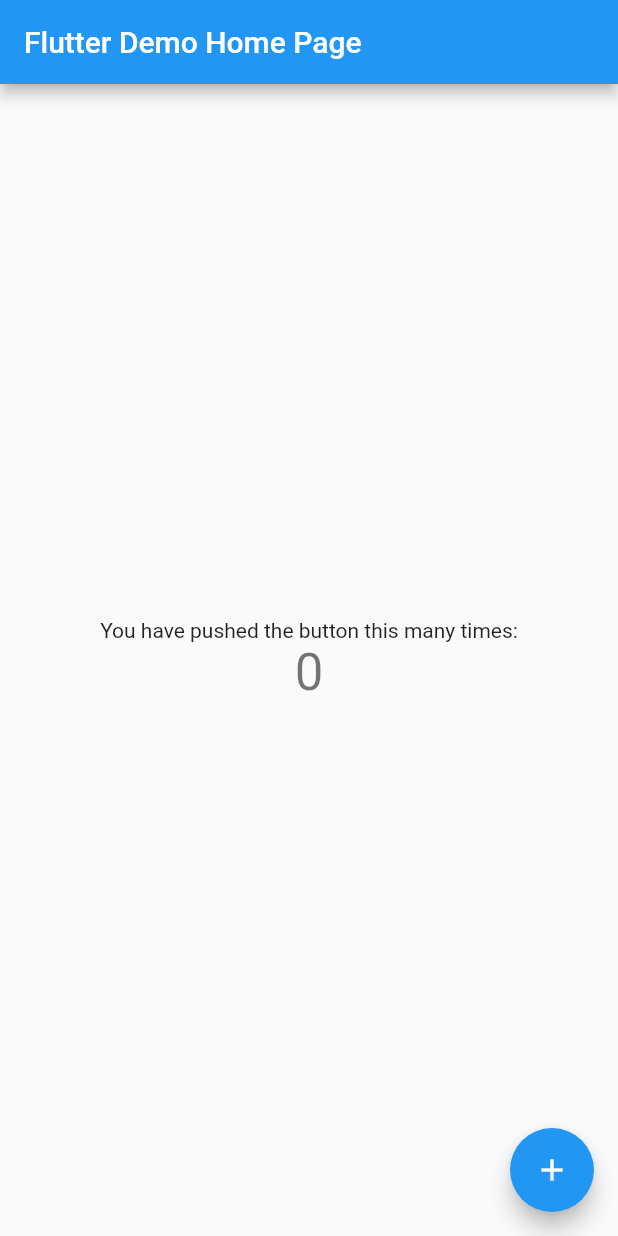
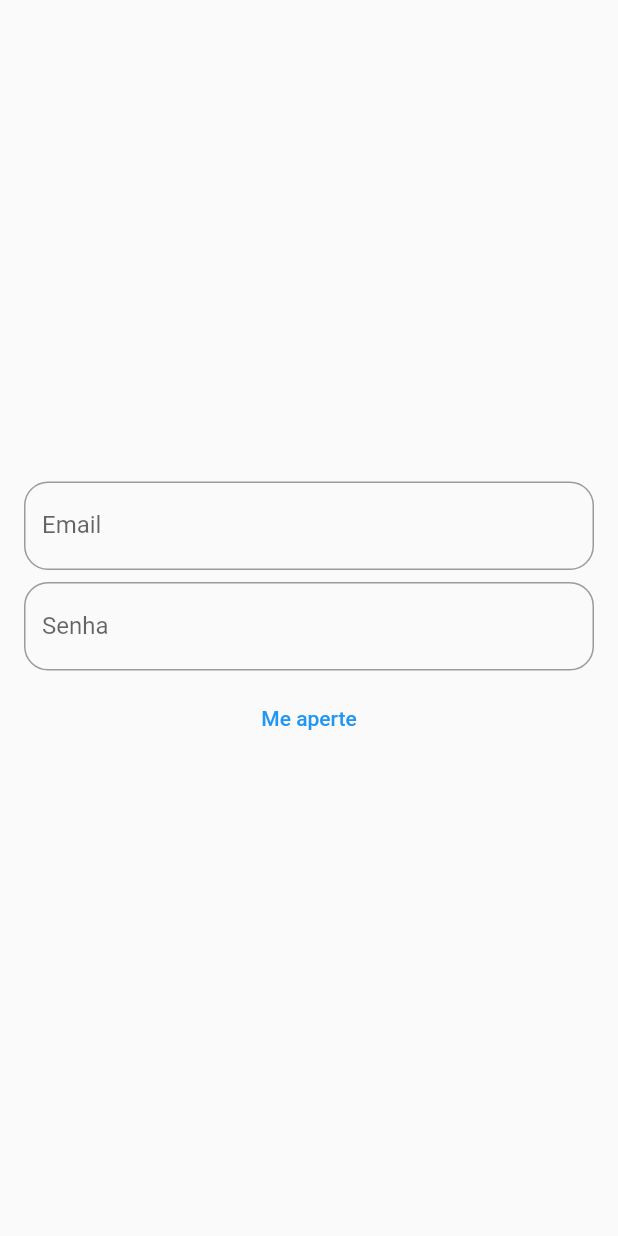
Before and after one commit to ElexandroTorres/Movie-App-Flutter, a Flutter app: the screen it shows after launch, on a phone screen of 412 x 824 dp. Run offline on Flutter 3.47's test engine with Material 2 defaults, Android fonts, the phone set to English and light mode, and no system bars.

Commit message:
simple login page ui

```diff
--- /dev/null
+++ b/lib/app/login/ui/login_page.dart
@@ -0,0 +1,78 @@
+import 'package:flutter/material.dart';
+import 'package:flutter/services.dart';
+import 'package:flutter/src/foundation/key.dart';
+import 'package:flutter/src/widgets/framework.dart';
+
+class LoginPage extends StatelessWidget {
+  const LoginPage({Key? key}) : super(key: key);
+
+  @override
+  Widget build(BuildContext context) {
+    return Scaffold(
+      body: Container(
+        padding: const EdgeInsets.all(16.0),
+        child: Form(
+          child: Column(
+            mainAxisAlignment: MainAxisAlignment.center,
+            children: [
+              TextFormField(
+                decoration: InputDecoration(
+                  fillColor: Colors.black,
+                  hintText: 'Digite o seu email',
+                  labelText: 'Email',
+                  border: OutlineInputBorder(
+                    borderRadius: BorderRadius.circular(16),
+                    borderSide: BorderSide(
+                      color: Colors.yellow,
+                      width: 2.0,
+                      style: BorderStyle.solid,
+                    ),
+                  ),
+                  focusedBorder: OutlineInputBorder(
+                    borderRadius: BorderRadius.circular(16),
+                    borderSide: BorderSide(
+                      color: Colors.yellow,
+                      width: 2.0,
+                      style: BorderStyle.solid,
+                    ),
+                  ),
+                ),
+                keyboardType: TextInputType.emailAddress,
+              ),
+              const SizedBox(height: 8.0),
+              TextFormField(
+                decoration: InputDecoration(
+                  fillColor: Colors.black,
+                  hintText: 'Digite a sua senha',
+                  labelText: 'Senha',
+                  border: OutlineInputBorder(
+                    borderRadius: BorderRadius.circular(16),
+                    borderSide: BorderSide(
+                      color: Colors.yellow,
+                      width: 2.0,
+                      style: BorderStyle.solid,
+                    ),
+                  ),
+                  focusedBorder: OutlineInputBorder(
+                    borderRadius: BorderRadius.circular(16),
+                    borderSide: BorderSide(
+                      color: Colors.yellow,
+                      width: 2.0,
+                      style: BorderStyle.solid,
+                    ),
+                  ),
+                ),
+                obscureText: true,
+              ),
+              const SizedBox(height: 8.0),
+              TextButton(
+                onPressed: () {},
+                child: Text('Me aperte'),
+              ),
+            ],
+          ),
+        ),
+      ),
+    );
+  }
+}
--- a/lib/main.dart
+++ b/lib/main.dart
@@ -1,66 +1,20 @@
 import 'package:flutter/material.dart';
+import 'package:movie_app_flutter/app/login/ui/login_page.dart';
 
 void main() {
-  runApp(const MyApp());
+  runApp(const MovieAppFlutter());
 }
 
-class MyApp extends StatelessWidget {
-  const MyApp({Key? key}) : super(key: key);
+class MovieAppFlutter extends StatelessWidget {
+  const MovieAppFlutter({Key? key}) : super(key: key);
   @override
   Widget build(BuildContext context) {
     return MaterialApp(
-      title: 'Flutter Demo',
+      title: 'Movie App Flutter',
       theme: ThemeData(
         primarySwatch: Colors.blue,
       ),
-      home: const MyHomePage(title: 'Flutter Demo Home Page'),
+      home: const LoginPage(),
     );
   }
 }
-
-class MyHomePage extends StatefulWidget {
-  const MyHomePage({Key? key, required this.title}) : super(key: key);
-
-  final String title;
-
-  @override
-  State<MyHomePage> createState() => _MyHomePageState();
-}
-
-class _MyHomePageState extends State<MyHomePage> {
-  int _counter = 0;
-
-  void _incrementCounter() {
-    setState(() {
-      _counter++;
-    });
-  }
-
-  @override
-  Widget build(BuildContext context) {
-    return Scaffold(
-      appBar: AppBar(
-        title: Text(widget.title),
-      ),
-      body: Center(
-        child: Column(
-          mainAxisAlignment: MainAxisAlignment.center,
-          children: <Widget>[
-            const Text(
-              'You have pushed the button this many times:',
-            ),
-            Text(
-              '$_counter',
-              style: Theme.of(context).textTheme.headline4,
-            ),
-          ],
-        ),
-      ),
-      floatingActionButton: FloatingActionButton(
-        onPressed: _incrementCounter,
-        tooltip: 'Increment',
-        child: const Icon(Icons.add),
-      ),
-    );
-  }
-}
```
Also changed, not shown: lib/app/login/ui/login_screen.dart (deleted), 1 other file.
